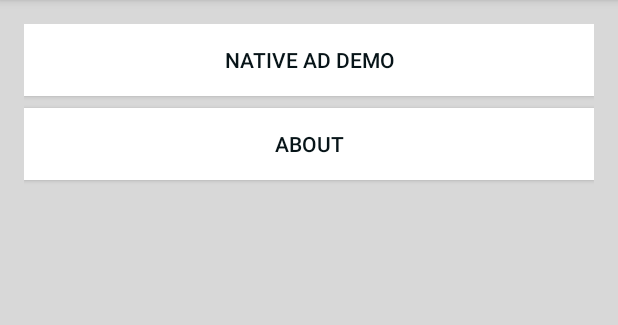
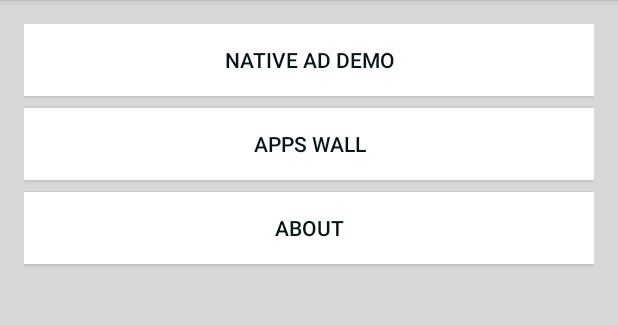
Before and after one commit to xiuqiao/KoalaAdDemo, an Android app: the screen it shows after launch (MainActivity), on a phone screen of 412 x 824 dp, the part 84-409 px from its top. Run offline under Robolectric (Android 15) with nearby library versions, the phone set to English and light mode, and no system bars; libraries missing offline, so code that uses them is left out: com.kika.pluto; 1 statement that could not run was skipped.

Commit message:
app wall

```diff
--- a/app/build.gradle
+++ b/app/build.gradle
@@ -20,5 +20,6 @@ android {
 }
 
 dependencies {
-    compile fileTree(dir: 'libs', include: ['*.jar'])
+    compile fileTree(include: ['*.jar'], dir: 'libs')
+    compile files('libs/koala_ad_v5.8.jar')
 }
--- a/app/src/main/AndroidManifest.xml
+++ b/app/src/main/AndroidManifest.xml
@@ -20,6 +20,9 @@
             </intent-filter>
         </activity>
 
+        <activity android:name="com.kika.pluto.appwall.KoalaAppWallActivity"
+            android:theme="@android:style/Theme.NoTitleBar"/>
+
         <activity android:name=".NativeAdActivity" />
         <activity android:name=".AboutActivity" />
 
--- a/app/src/main/java/com/kika/koalaaddemo/MainActivity.java
+++ b/app/src/main/java/com/kika/koalaaddemo/MainActivity.java
@@ -6,11 +6,13 @@ import android.os.Bundle;
 import android.view.View;
 import android.widget.Button;
 
+import com.kika.pluto.appwall.KoalaAppWallActivity;
 import com.kika.pluto.controller.KoalaADAgent;
 
 public class MainActivity extends Activity implements View.OnClickListener{
 
     private Button mNativeAdBtn;
+    private Button mAppWallBtn;
     private Button mAboutBtn;
 
     @Override
@@ -27,9 +29,11 @@ public class MainActivity extends Activity implements View.OnClickListener{
     private void initView(){
         mNativeAdBtn = (Button) findViewById(R.id.native_ad_btn);
         mAboutBtn = (Button) findViewById(R.id.about_btn);
+        mAppWallBtn = (Button) findViewById(R.id.appwall_btn);
 
         mNativeAdBtn.setOnClickListener(this);
         mAboutBtn.setOnClickListener(this);
+        mAppWallBtn.setOnClickListener(this);
     }
 
     @Override
@@ -44,6 +48,10 @@ public class MainActivity extends Activity implements View.OnClickListener{
                 intent = new Intent(MainActivity.this, AboutActivity.class);
                 startActivity(intent);
                 break;
+            case R.id.appwall_btn:
+                intent = new Intent(MainActivity.this, KoalaAppWallActivity.class);
+                startActivity(intent);
+                break;
         }
     }
 }
--- a/app/src/main/res/layout/activity_main.xml
+++ b/app/src/main/res/layout/activity_main.xml
@@ -24,13 +24,24 @@
         />
 
     <Button
+        android:id="@+id/appwall_btn"
+        android:layout_width="match_parent"
+        android:layout_height="wrap_content"
+        android:text="@string/appwall_txt"
+        android:layout_below="@+id/native_ad_btn"
+        android:layout_marginTop="8dp"
+        android:background="@color/colorBtnWhite"
+        android:textColor="@color/colorBtnTxt"
+        />
+
+    <Button
         android:id="@+id/about_btn"
         android:layout_width="match_parent"
         android:layout_height="wrap_content"
         android:text="@string/about_txt"
         android:background="@color/colorBtnWhite"
         android:textColor="@color/colorBtnTxt"
-        android:layout_below="@+id/native_ad_btn"
+        android:layout_below="@+id/appwall_btn"
         android:layout_marginTop="8dp"
         />
 
--- a/app/src/main/res/values/strings.xml
+++ b/app/src/main/res/values/strings.xml
@@ -1,6 +1,7 @@
 <resources>
     <string name="app_name">Koala Ad</string>
     <string name="native_ad_txt">Native Ad Demo</string>
+    <string name="appwall_txt">Apps Wall</string>
     <string name="about_txt">About</string>
     <string name="show_native_txt">Show Native Ad</string>
     <string name="load_native_txt">Load Native Ad</string>
```
Also changed, not shown: 8 other files.
